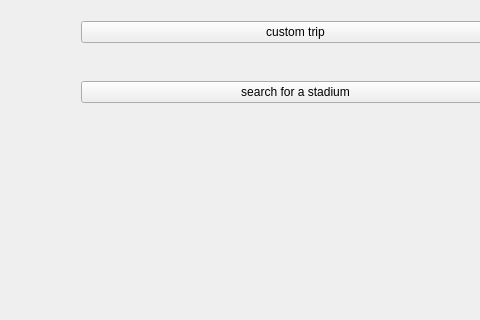
This is cs1dproject/mainwindow.ui in AustinVaday/CS1D-Class-Project-2 as Qt 5 draws it before an edit; both pictures show x 0 to 480 and y 219 to 539 of the 803 by 539 pixel window. The edited form follows.
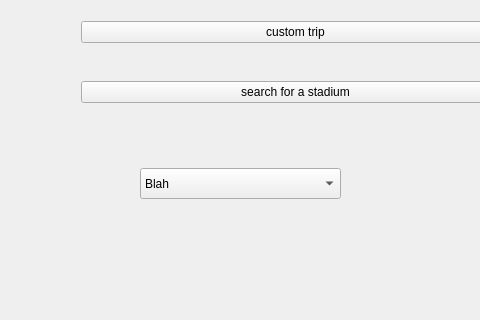
This is the edited form. The open tabs and pages were chosen to show the change.

Commit message: Removed ui header file -- did not let me make changes to ui

Patch:
```diff
--- a/cs1dproject/mainwindow.ui
+++ b/cs1dproject/mainwindow.ui
@@ -252,6 +252,26 @@
       </property>
       <layout class="QHBoxLayout" name="horizontalLayout_2"/>
      </widget>
+     <widget class="QComboBox" name="comboBox">
+      <property name="geometry">
+       <rect>
+        <x>100</x>
+        <y>330</y>
+        <width>201</width>
+        <height>31</height>
+       </rect>
+      </property>
+      <item>
+       <property name="text">
+        <string>Blah</string>
+       </property>
+      </item>
+      <item>
+       <property name="text">
+        <string>Blah2</string>
+       </property>
+      </item>
+     </widget>
     </widget>
     <widget class="QWidget" name="page_planATrip1">
      <widget class="QTextBrowser" name="textBrowser">
```
Left out of the diff: 44 changed lines with no effect on the pictures. The commit also changes 3 other files.
